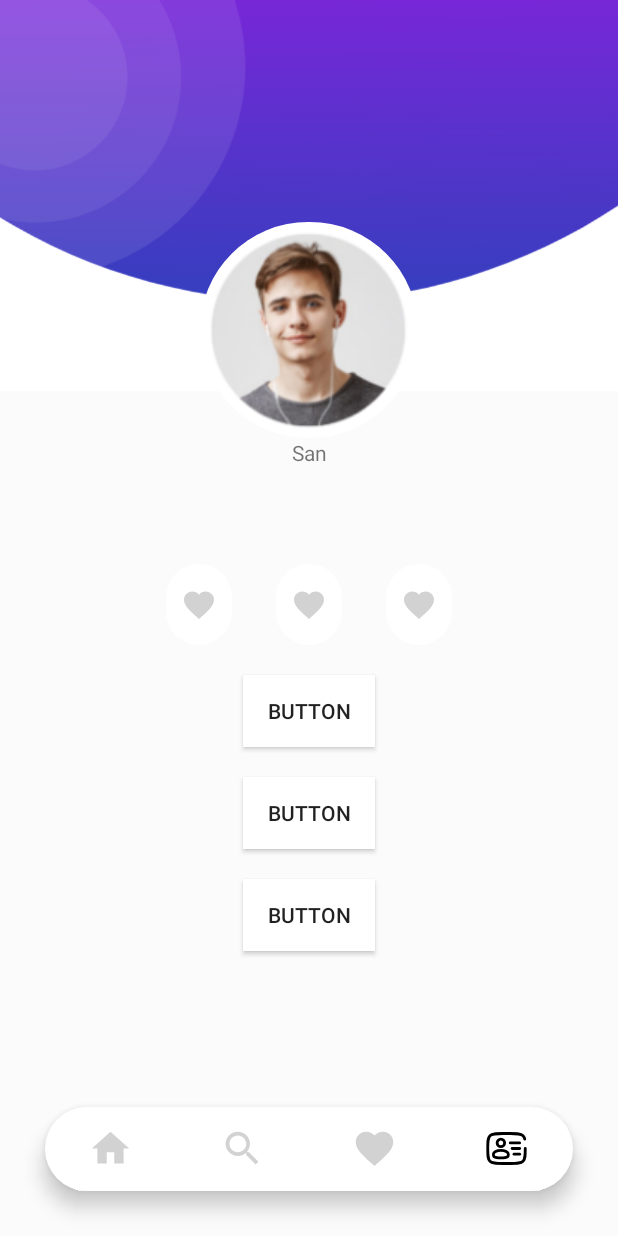
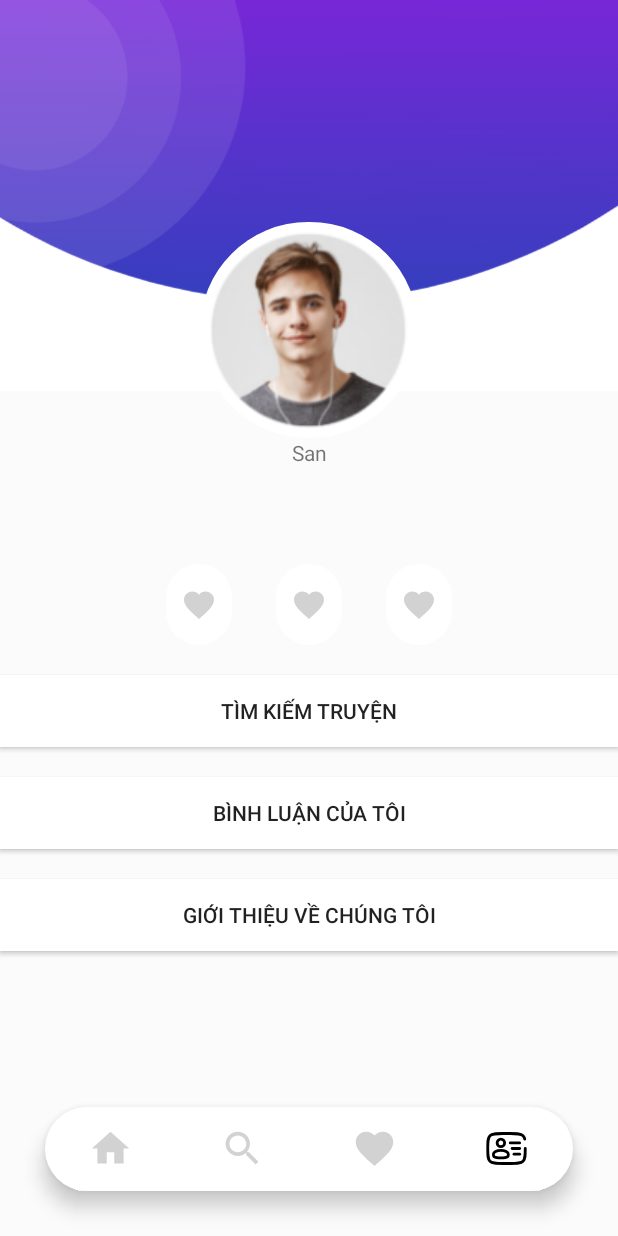
Before and after one commit to Waito3007/GreenToon1.1, an Android app: the screen it shows after launch (MainActivity), item 4 of the bottom bar chosen, on a phone screen of 412 x 824 dp. Run offline under Robolectric (Android 15) with nearby library versions, the light colour scheme and no system bars.

Commit message:
21/1 SAN, frofile

```diff
--- a/app/src/main/res/layout/fragment_profile.xml
+++ b/app/src/main/res/layout/fragment_profile.xml
@@ -4,7 +4,7 @@
     xmlns:tools="http://schemas.android.com/tools"
     android:layout_width="match_parent"
     android:layout_height="match_parent"
-    android:background="@color/white"
+    android:background="@color/purple_700"
     tools:context="com.cadenza.greentoon.ProfileFragment">
 
     <LinearLayout
@@ -78,33 +78,33 @@
 
             <Button
                 android:id="@+id/button6"
-                android:layout_width="wrap_content"
+                android:layout_width="match_parent"
                 android:layout_height="wrap_content"
                 android:layout_marginTop="20dp"
                 android:background="@color/white"
-                android:text="Button"
+                android:text="Tìm Kiếm Truyện"
                 app:layout_constraintEnd_toEndOf="parent"
                 app:layout_constraintStart_toStartOf="parent"
                 app:layout_constraintTop_toBottomOf="@+id/profile_bt2" />
 
             <Button
                 android:id="@+id/button7"
-                android:layout_width="wrap_content"
+                android:layout_width="match_parent"
                 android:layout_height="wrap_content"
                 android:layout_marginTop="20dp"
                 android:background="@color/white"
-                android:text="Button"
+                android:text="Bình luận của tôi"
                 app:layout_constraintEnd_toEndOf="parent"
                 app:layout_constraintStart_toStartOf="parent"
                 app:layout_constraintTop_toBottomOf="@+id/button6" />
 
             <Button
                 android:id="@+id/button8"
-                android:layout_width="wrap_content"
+                android:layout_width="match_parent"
                 android:layout_height="wrap_content"
                 android:layout_marginTop="20dp"
                 android:background="@color/white"
-                android:text="Button"
+                android:text="Giới thiệu về chúng tôi"
                 app:layout_constraintEnd_toEndOf="parent"
                 app:layout_constraintStart_toStartOf="parent"
                 app:layout_constraintTop_toBottomOf="@+id/button7" />
```
